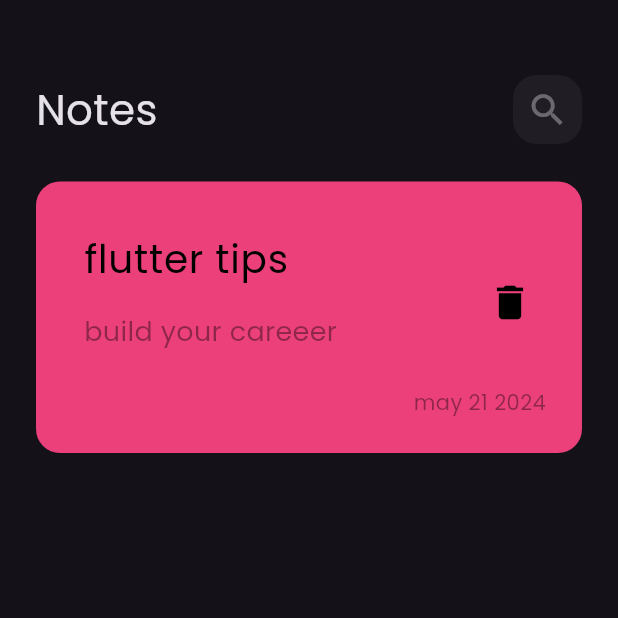
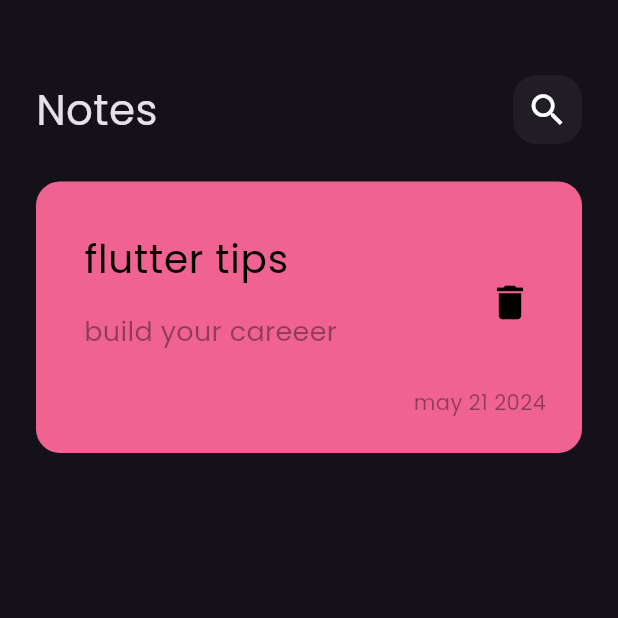
Before and after one commit to leqaadiab/notes_app, a Flutter app: the screen it shows after launch, on a phone screen of 412 x 824 dp, the top half of it. Run offline on Flutter 3.47's test engine with Material 3 defaults, Android fonts, the light colour scheme and no system bars.

Commit message:
notes item

```diff
--- a/lib/views/widgets/custom_icon.dart
+++ b/lib/views/widgets/custom_icon.dart
@@ -19,6 +19,7 @@ class CustomIcon extends StatelessWidget {
         icon: Icon(
           icon,
           size: 28,
+          color: Colors.white,
         ),
       ),
     );
--- a/lib/views/widgets/note_item.dart
+++ b/lib/views/widgets/note_item.dart
@@ -9,7 +9,7 @@ class NoteItem extends StatelessWidget {
   Widget build(BuildContext context) {
     return Container(
       decoration: BoxDecoration(
-        color: Colors.pink[400],
+        color: Colors.pink[300],
         borderRadius: BorderRadius.circular(16),
       ),
       padding: const EdgeInsets.only(left: 16, top: 24, bottom: 24),
```
